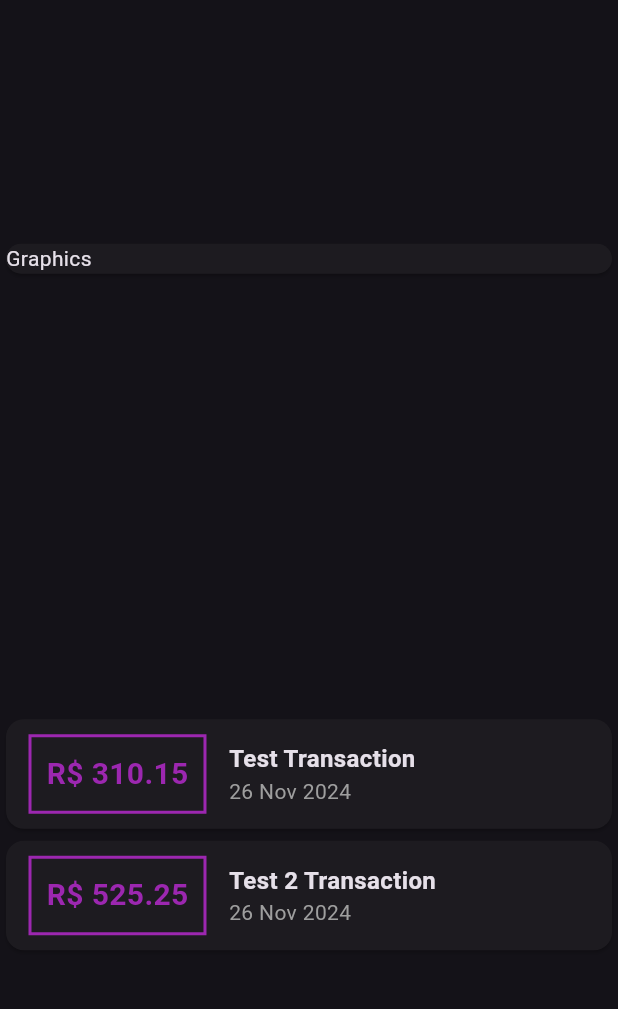
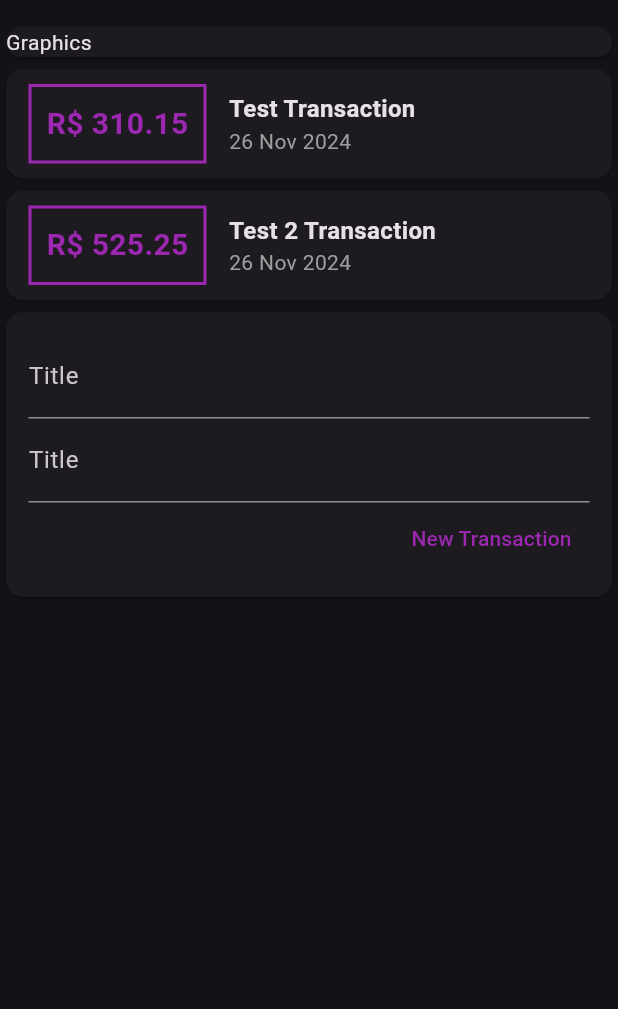
Before and after one commit to Marlos001/Expenses-app-Flutter, a Flutter app: the screen it shows after launch, on a phone screen of 412 x 824 dp, the part 63-1072 px from its top. Run offline on Flutter 3.47's test engine with Material 3 defaults, Android fonts, the phone set to English and light mode, and no system bars.

Commit message:
feat: model first version

```diff
--- a/lib/main.dart
+++ b/lib/main.dart
@@ -16,6 +16,10 @@ class ExpensesApp extends StatelessWidget {
 }
 
 class MyHome extends StatelessWidget {
+
+  final titleController = TextEditingController();
+  final valueController = TextEditingController();
+
   final _transactions = [
     Transaction(
       id: 't1',
@@ -38,7 +42,6 @@ class MyHome extends StatelessWidget {
           title: const Text('Expenses App'),
         ),
         body: Column(
-          mainAxisAlignment: MainAxisAlignment.spaceAround,
           crossAxisAlignment: CrossAxisAlignment.stretch,
           children: [
             Container(
@@ -92,7 +95,38 @@ class MyHome extends StatelessWidget {
                   ],
                 ));
               }).toList(),
-            )
+            ),
+            Card(
+              child: Padding(
+                padding: const EdgeInsets.all(15),
+                child: Column(
+                  children: [
+                    TextField(
+                      controller: titleController,
+                      decoration: InputDecoration(labelText: 'Title'),
+                    ),
+                    TextField(
+                      controller: valueController,
+                      decoration: InputDecoration(labelText: 'Title'),
+                    ),
+                    Row(
+                      mainAxisAlignment: MainAxisAlignment.end,
+                      children: [
+                        TextButton(
+                          onPressed: () {
+
+                          },
+                          style: TextButton.styleFrom(
+                            foregroundColor: Colors.purple
+                          ),
+                          child: Text('New Transaction'),
+                        ),
+                      ],
+                    )
+                  ],
+                ),
+              ),
+            ),
           ],
         ));
   }
```
